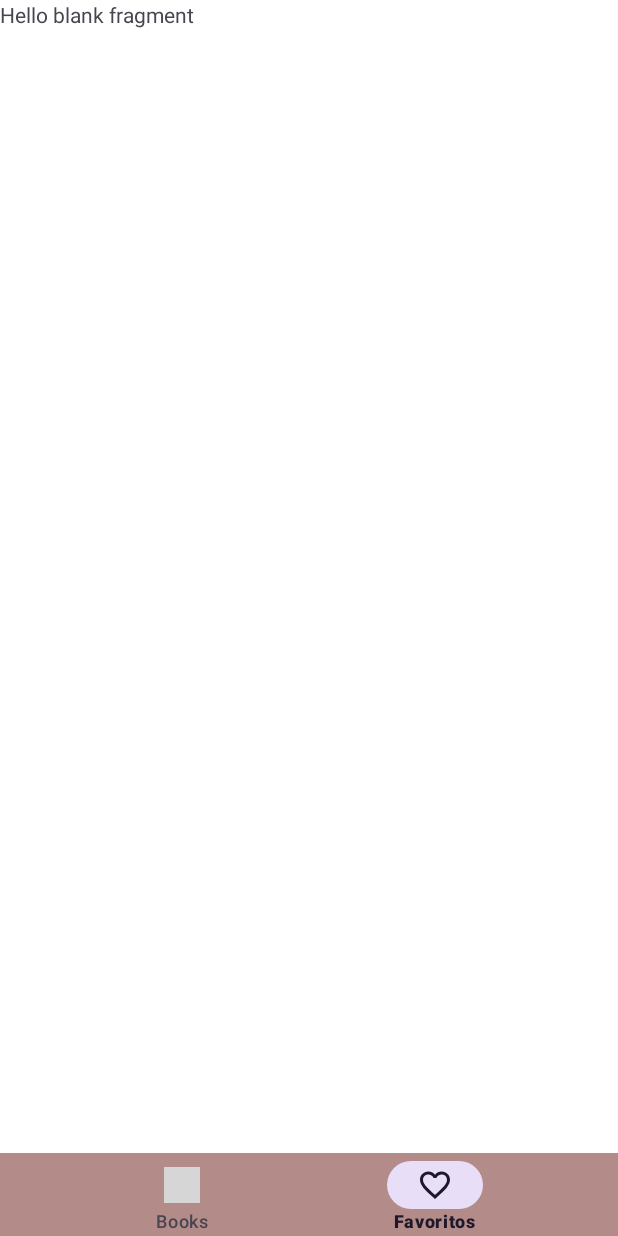
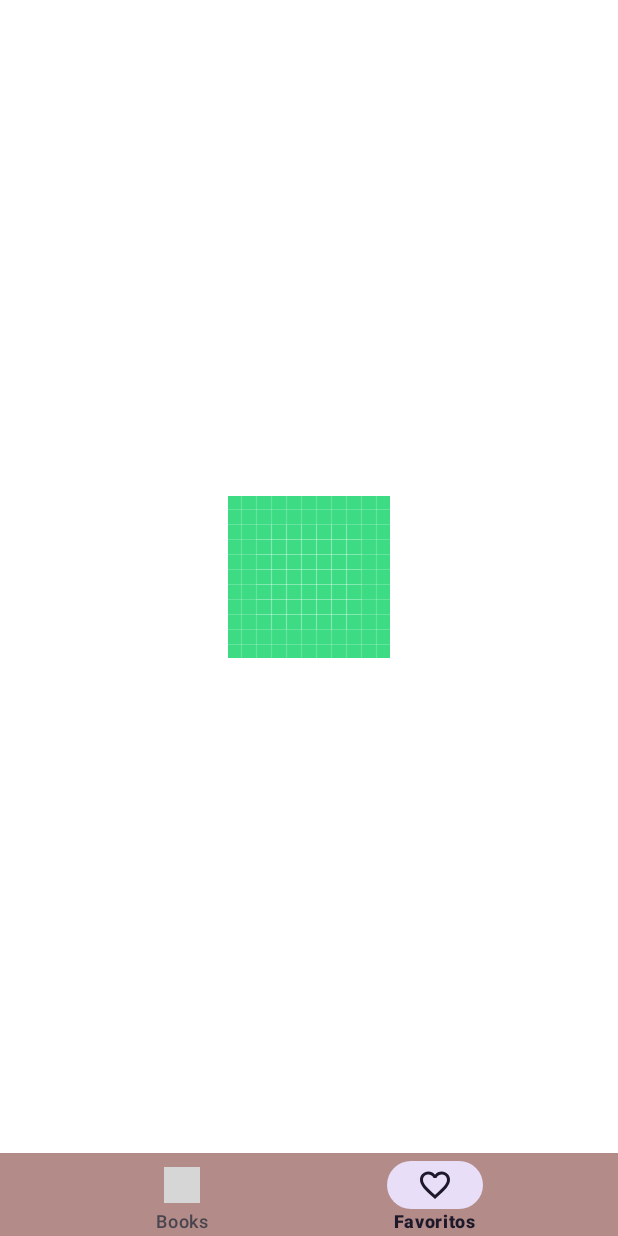
Before and after one commit to AlejandroMevi/books, an Android app: the screen it shows after launch (MainActivity), item 2 of the bottom bar chosen, on a phone screen of 412 x 824 dp. Run offline under Robolectric (Android 15) with nearby library versions, the phone set to English and light mode, and no system bars; libraries missing offline, so code that uses them is left out: com.jakewharton.retrofit2; pictures from the network do not load; 3 statements that could not run were skipped; grey boxes are pictures that could not be loaded.

Commit message:
imageView
imageView

```diff
--- a/app/src/main/java/com/example/books/ui/home/FavFragment.kt
+++ b/app/src/main/java/com/example/books/ui/home/FavFragment.kt
@@ -1,15 +1,21 @@
 package com.example.books.ui.home
 
+import android.content.Context
 import android.os.Bundle
 import androidx.fragment.app.Fragment
 import android.view.LayoutInflater
 import android.view.View
 import android.view.ViewGroup
+import com.bumptech.glide.Glide
+import com.bumptech.glide.load.engine.DiskCacheStrategy
+import com.example.books.R
 import com.example.books.databinding.FragmentFavBinding
+import com.google.gson.Gson
 
 class FavFragment : Fragment() {
 
     private lateinit var binding: FragmentFavBinding
+    private var imagen : String? = null
     override fun onCreate(savedInstanceState: Bundle?) {
         super.onCreate(savedInstanceState)
     }
@@ -20,7 +26,24 @@ class FavFragment : Fragment() {
     ): View {
         // Inflate the layout for this fragment
         binding = FragmentFavBinding.inflate(inflater, container, false)
+        loadSharedPreference()
+        loadimage()
         return binding.root
     }
 
+    private fun loadimage() {
+        val httpsUrl = imagen?.replace("http://", "https://")
+        Glide.with(requireContext())
+            .load(httpsUrl)
+            .placeholder(R.drawable.ic_launcher_background)
+            .error(R.drawable.ic_launcher_background)
+            .diskCacheStrategy(DiskCacheStrategy.ALL)
+            .into(binding.imageBook)
+    }
+
+    private fun loadSharedPreference() {
+        val sharedPreferences = requireContext().getSharedPreferences("MiSharedPreferences", Context.MODE_PRIVATE)
+        imagen = sharedPreferences.getString("miArrayListKey", null)
+    }
+
 }
--- /dev/null
+++ b/app/src/main/res/drawable/ic_favorite_.xml
@@ -0,0 +1,5 @@
+<vector android:height="24dp" android:tint="#FFFFFF"
+    android:viewportHeight="24" android:viewportWidth="24"
+    android:width="24dp" xmlns:android="http://schemas.android.com/apk/res/android">
+    <path android:fillColor="@android:color/white" android:pathData="M12,21.35l-1.45,-1.32C5.4,15.36 2,12.28 2,8.5 2,5.42 4.42,3 7.5,3c1.74,0 3.41,0.81 4.5,2.09C13.09,3.81 14.76,3 16.5,3 19.58,3 22,5.42 22,8.5c0,3.78 -3.4,6.86 -8.55,11.54L12,21.35z"/>
+</vector>
--- /dev/null
+++ b/app/src/main/res/drawable/ic_favorite_border.xml
@@ -0,0 +1,5 @@
+<vector android:height="24dp" android:tint="#FFFFFF"
+    android:viewportHeight="24" android:viewportWidth="24"
+    android:width="24dp" xmlns:android="http://schemas.android.com/apk/res/android">
+    <path android:fillColor="@android:color/white" android:pathData="M16.5,3c-1.74,0 -3.41,0.81 -4.5,2.09C10.91,3.81 9.24,3 7.5,3 4.42,3 2,5.42 2,8.5c0,3.78 3.4,6.86 8.55,11.54L12,21.35l1.45,-1.32C18.6,15.36 22,12.28 22,8.5 22,5.42 19.58,3 16.5,3zM12.1,18.55l-0.1,0.1 -0.1,-0.1C7.14,14.24 4,11.39 4,8.5 4,6.5 5.5,5 7.5,5c1.54,0 3.04,0.99 3.57,2.36h1.87C13.46,5.99 14.96,5 16.5,5c2,0 3.5,1.5 3.5,3.5 0,2.89 -3.14,5.74 -7.9,10.05z"/>
+</vector>
--- a/app/src/main/res/layout/fragment_fav.xml
+++ b/app/src/main/res/layout/fragment_fav.xml
@@ -1,15 +1,21 @@
 <?xml version="1.0" encoding="utf-8"?>
-<FrameLayout xmlns:android="http://schemas.android.com/apk/res/android"
+<androidx.constraintlayout.widget.ConstraintLayout xmlns:android="http://schemas.android.com/apk/res/android"
+    xmlns:app="http://schemas.android.com/apk/res-auto"
     xmlns:tools="http://schemas.android.com/tools"
     android:layout_width="match_parent"
     android:layout_height="match_parent"
     android:background="@color/white"
     tools:context=".ui.home.FavFragment">
 
-    <!-- TODO: Update blank fragment layout -->
-    <TextView
-        android:layout_width="match_parent"
-        android:layout_height="match_parent"
-        android:text="@string/hello_blank_fragment" />
+    <ImageView
+        android:id="@+id/imageBook"
+        android:layout_width="wrap_content"
+        android:layout_height="wrap_content"
+        android:layout_margin="@dimen/margin_normal"
+        android:src="@drawable/ic_launcher_background"
+        app:layout_constraintBottom_toBottomOf="parent"
+        app:layout_constraintEnd_toEndOf="parent"
+        app:layout_constraintStart_toStartOf="parent"
+        app:layout_constraintTop_toTopOf="parent" />
 
-</FrameLayout>
+</androidx.constraintlayout.widget.ConstraintLayout>
--- a/app/src/main/res/values/themes.xml
+++ b/app/src/main/res/values/themes.xml
@@ -40,4 +40,9 @@
         <item name="android:layout_marginTop">10dp</item>
         <item name="hintTextColor">@color/principal</item>
     </style>
+
+    <style name="RoundedButton">
+        <item name="cornerFamily">rounded</item>
+        <item name="cornerSize">50%</item>
+    </style>
 </resources>
```
Also changed, not shown: app/src/main/java/com/example/books/ui/home/BooksFav.kt (added, +9 -0 lines), app/src/main/java/com/example/books/ui/home/ListBooksAdapter.kt (+32 -9 lines), app/src/main/res/layout/list_books.xml (+19 -6 lines), 1 other file.
